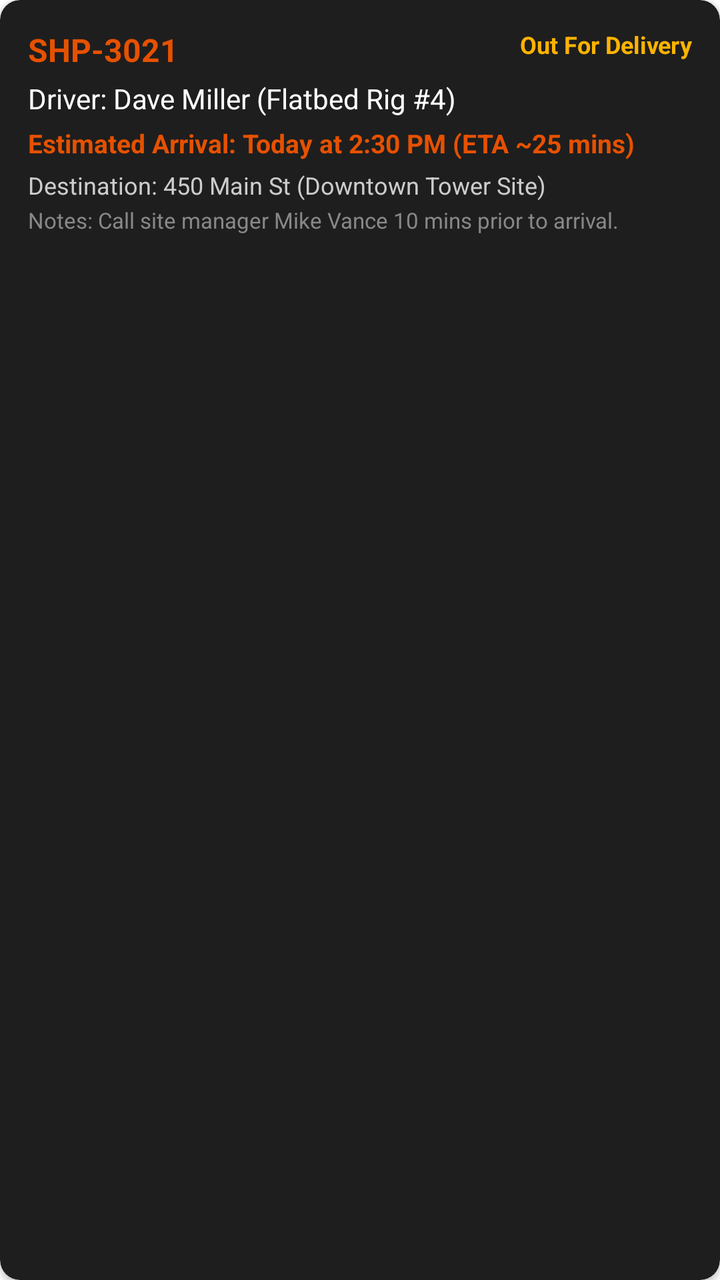
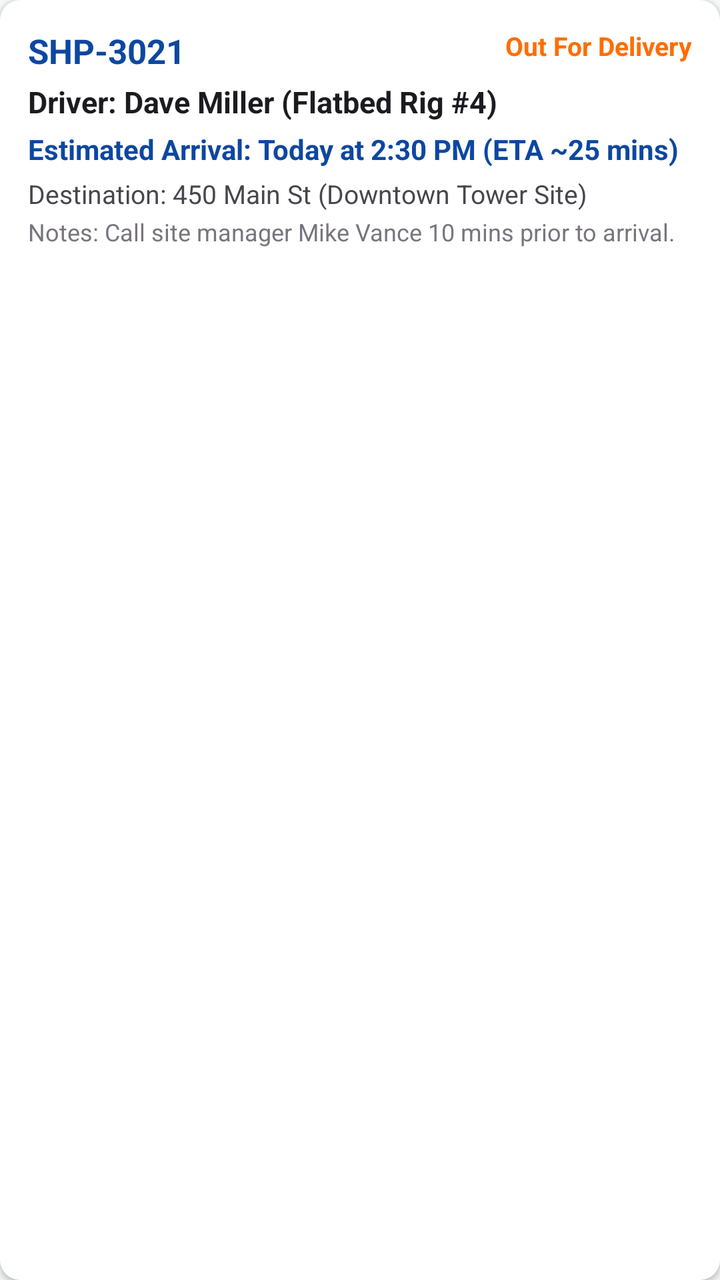

Compare the two renders of this Android layout. The source of the first and the diff that turns it into the second are given below.
<!-- AndroidManifest.xml: application theme Theme.SecureAFenceClient -->
<!-- res/layout/item_shipment_tracking.xml -->
<?xml version="1.0" encoding="utf-8"?>
<androidx.cardview.widget.CardView xmlns:android="http://schemas.android.com/apk/res/android"
    xmlns:app="http://schemas.android.com/apk/res-auto"
    android:layout_width="match_parent"
    android:layout_height="wrap_content"
    app:cardBackgroundColor="#1E1E1E"
    app:cardCornerRadius="10dp"
    android:layout_marginBottom="12dp">

    <LinearLayout
        android:layout_width="match_parent"
        android:layout_height="wrap_content"
        android:orientation="vertical"
        android:padding="14dp">

        <RelativeLayout
            android:layout_width="match_parent"
            android:layout_height="wrap_content">

            <TextView
                android:id="@+id/tvShipmentId"
                android:layout_width="wrap_content"
                android:layout_height="wrap_content"
                android:text="SHP-3021"
                android:textColor="#FFE65100"
                android:textSize="16sp"
                android:textStyle="bold" />

            <TextView
                android:id="@+id/tvShipmentStatus"
                android:layout_width="wrap_content"
                android:layout_height="wrap_content"
                android:text="Out For Delivery"
                android:textColor="#FFB300"
                android:textSize="12sp"
                android:textStyle="bold"
                android:layout_alignParentEnd="true" />
        </RelativeLayout>

        <TextView
            android:id="@+id/tvDriverInfo"
            android:layout_width="wrap_content"
            android:layout_height="wrap_content"
            android:text="Driver: Dave Miller (Flatbed Rig #4)"
            android:textColor="#FFFFFF"
            android:textSize="14sp"
            android:layout_marginTop="4dp" />

        <TextView
            android:id="@+id/tvETA"
            android:layout_width="wrap_content"
            android:layout_height="wrap_content"
            android:text="Estimated Arrival: Today at 2:30 PM (ETA ~25 mins)"
            android:textColor="#FFE65100"
            android:textSize="13sp"
            android:textStyle="bold"
            android:layout_marginTop="4dp" />

        <TextView
            android:id="@+id/tvDestination"
            android:layout_width="wrap_content"
            android:layout_height="wrap_content"
            android:text="Destination: 450 Main St (Downtown Tower Site)"
            android:textColor="#CCCCCC"
            android:textSize="12sp"
            android:layout_marginTop="4dp" />

        <TextView
            android:id="@+id/tvNotes"
            android:layout_width="wrap_content"
            android:layout_height="wrap_content"
            android:text="Notes: Call site manager Mike Vance 10 mins prior to arrival."
            android:textColor="#888888"
            android:textSize="11sp"
            android:layout_marginTop="2dp" />

    </LinearLayout>
</androidx.cardview.widget.CardView>
<!-- resources referenced by this layout -->
<resources>
  <style name="Theme.SecureAFenceClient" parent="Theme.MaterialComponents.DayNight.DarkActionBar">
          <item name="colorPrimary">@color/primary_orange</item>
          <item name="colorSecondary">@color/accent_gold</item>
      </style>
  <color name="primary_orange">#FFE65100</color>
  <color name="accent_gold">#FFFFB300</color>
</resources>

<!-- the commit's change to res/layout/item_shipment_tracking.xml (unified diff, before → after) -->
@@ -3,7 +3,7 @@
     xmlns:app="http://schemas.android.com/apk/res-auto"
     android:layout_width="match_parent"
     android:layout_height="wrap_content"
-    app:cardBackgroundColor="#1E1E1E"
+    app:cardBackgroundColor="@color/white"
     app:cardCornerRadius="10dp"
     android:layout_marginBottom="12dp">
 
@@ -22,8 +22,8 @@
                 android:layout_width="wrap_content"
                 android:layout_height="wrap_content"
                 android:text="SHP-3021"
-                android:textColor="#FFE65100"
-                android:textSize="16sp"
+                android:textColor="@color/primary_blue"
+                android:textSize="17sp"
                 android:textStyle="bold" />
 
             <TextView
@@ -31,8 +31,8 @@
                 android:layout_width="wrap_content"
                 android:layout_height="wrap_content"
                 android:text="Out For Delivery"
-                android:textColor="#FFB300"
-                android:textSize="12sp"
+                android:textColor="@color/accent_orange"
+                android:textSize="13sp"
                 android:textStyle="bold"
                 android:layout_alignParentEnd="true" />
         </RelativeLayout>
@@ -42,8 +42,9 @@
             android:layout_width="wrap_content"
             android:layout_height="wrap_content"
             android:text="Driver: Dave Miller (Flatbed Rig #4)"
-            android:textColor="#FFFFFF"
-            android:textSize="14sp"
+            android:textColor="@color/text_primary"
+            android:textSize="15sp"
+            android:textStyle="bold"
             android:layout_marginTop="4dp" />
 
         <TextView
@@ -51,8 +52,8 @@
             android:layout_width="wrap_content"
             android:layout_height="wrap_content"
             android:text="Estimated Arrival: Today at 2:30 PM (ETA ~25 mins)"
-            android:textColor="#FFE65100"
-            android:textSize="13sp"
+            android:textColor="@color/primary_blue"
+            android:textSize="14sp"
             android:textStyle="bold"
             android:layout_marginTop="4dp" />
 
@@ -61,8 +62,8 @@
             android:layout_width="wrap_content"
             android:layout_height="wrap_content"
             android:text="Destination: 450 Main St (Downtown Tower Site)"
-            android:textColor="#CCCCCC"
-            android:textSize="12sp"
+            android:textColor="@color/text_secondary"
+            android:textSize="13sp"
             android:layout_marginTop="4dp" />
 
         <TextView
@@ -70,8 +71,8 @@
             android:layout_width="wrap_content"
             android:layout_height="wrap_content"
             android:text="Notes: Call site manager Mike Vance 10 mins prior to arrival."
-            android:textColor="#888888"
-            android:textSize="11sp"
+            android:textColor="@color/text_muted"
+            android:textSize="12sp"
             android:layout_marginTop="2dp" />
 
     </LinearLayout>
<!-- resource entries referenced after the edit -->
@@ -1,10 +1,21 @@
 <!-- resources referenced by this layout -->
 <resources>
-  <style name="Theme.SecureAFenceClient" parent="Theme.MaterialComponents.DayNight.DarkActionBar">
-          <item name="colorPrimary">@color/primary_orange</item>
-          <item name="colorSecondary">@color/accent_gold</item>
+  <color name="accent_orange">#FF6D00</color>
+  <color name="primary_blue">#0D47A1</color>
+  <color name="text_muted">#79747E</color>
+  <color name="text_primary">#1C1B1F</color>
+  <color name="text_secondary">#49454F</color>
+  <color name="white">#FFFFFF</color>
+  <style name="Theme.SecureAFenceClient" parent="Theme.Material3.DayNight.NoActionBar">
+          <item name="colorPrimary">@color/primary_blue</item>
+          <item name="colorSecondary">@color/accent_orange</item>
+          <item name="colorOnPrimary">@color/white</item>
+          <item name="colorOnSecondary">@color/white</item>
+          <item name="android:windowBackground">@color/bg_light</item>
+          <item name="android:textColorPrimary">@color/text_primary</item>
+          <item name="android:textColorSecondary">@color/text_secondary</item>
+          <item name="android:statusBarColor">@color/primary_blue</item>
       </style>
-  <color name="primary_orange">#FFE65100</color>
-  <color name="accent_gold">#FFFFB300</color>
+  <color name="bg_light">#F8F9FA</color>
 </resources>
 
